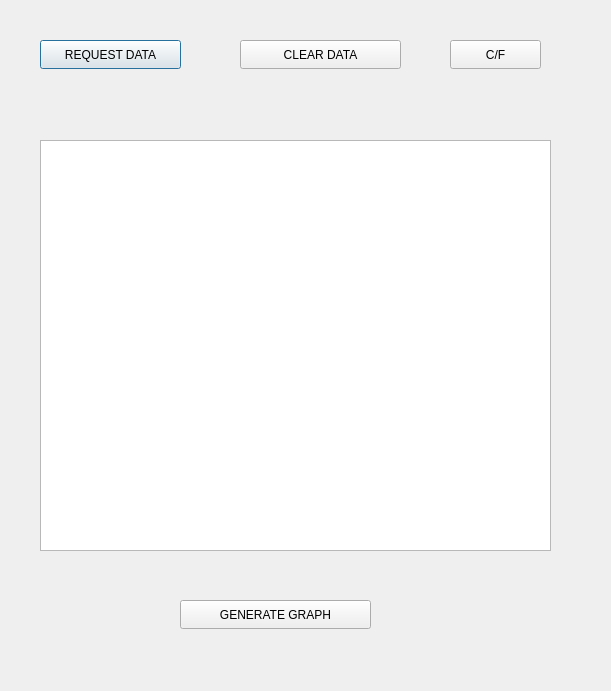
Before: the Qt Designer form DHT_AWS/client_interface/client_mqtt/clientUI.ui in mansetagunj/Embedded-Interface-Design, drawn with Qt 5.
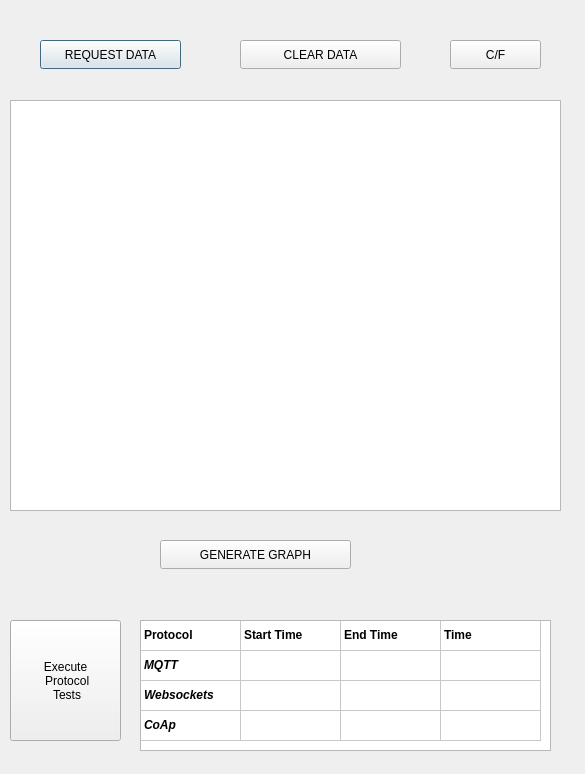
After: the same form once the commit is applied.

Commit message: Adding MQTT client server capability

```diff
--- a/DHT_AWS/client_interface/client_mqtt/clientUI.ui
+++ b/DHT_AWS/client_interface/client_mqtt/clientUI.ui
@@ -6,8 +6,8 @@
    <rect>
     <x>0</x>
     <y>0</y>
-    <width>611</width>
-    <height>691</height>
+    <width>585</width>
+    <height>774</height>
    </rect>
   </property>
   <property name="windowTitle">
@@ -42,8 +42,8 @@
   <widget class="QPushButton" name="gen_graph">
    <property name="geometry">
     <rect>
-     <x>180</x>
-     <y>600</y>
+     <x>160</x>
+     <y>540</y>
      <width>191</width>
      <height>29</height>
     </rect>
@@ -55,9 +55,9 @@
   <widget class="QTextEdit" name="display_values">
    <property name="geometry">
     <rect>
-     <x>40</x>
-     <y>140</y>
-     <width>511</width>
+     <x>10</x>
+     <y>100</y>
+     <width>551</width>
      <height>411</height>
     </rect>
    </property>
@@ -75,6 +75,139 @@
     <string>CLEAR DATA</string>
    </property>
   </widget>
+  <widget class="QPushButton" name="executeProtocolCompButton">
+   <property name="geometry">
+    <rect>
+     <x>10</x>
+     <y>620</y>
+     <width>111</width>
+     <height>121</height>
+    </rect>
+   </property>
+   <property name="font">
+    <font>
+     <kerning>true</kerning>
+    </font>
+   </property>
+   <property name="text">
+    <string>Execute
+ Protocol
+ Tests</string>
+   </property>
+  </widget>
+  <widget class="QTableWidget" name="comparisionTable">
+   <property name="geometry">
+    <rect>
+     <x>140</x>
+     <y>620</y>
+     <width>411</width>
+     <height>131</height>
+    </rect>
+   </property>
+   <property name="rowCount">
+    <number>4</number>
+   </property>
+   <property name="columnCount">
+    <number>4</number>
+   </property>
+   <attribute name="horizontalHeaderVisible">
+    <bool>false</bool>
+   </attribute>
+   <attribute name="horizontalHeaderHighlightSections">
+    <bool>false</bool>
+   </attribute>
+   <attribute name="verticalHeaderVisible">
+    <bool>false</bool>
+   </attribute>
+   <row/>
+   <row/>
+   <row/>
+   <row/>
+   <column/>
+   <column/>
+   <column/>
+   <column/>
+   <item row="0" column="0">
+    <property name="text">
+     <string>Protocol</string>
+    </property>
+    <property name="font">
+     <font>
+      <weight>75</weight>
+      <bold>true</bold>
+     </font>
+    </property>
+   </item>
+   <item row="0" column="1">
+    <property name="text">
+     <string>Start Time</string>
+    </property>
+    <property name="font">
+     <font>
+      <weight>75</weight>
+      <bold>true</bold>
+     </font>
+    </property>
+   </item>
+   <item row="0" column="2">
+    <property name="text">
+     <string>End Time</string>
+    </property>
+    <property name="font">
+     <font>
+      <weight>75</weight>
+      <bold>true</bold>
+     </font>
+    </property>
+   </item>
+   <item row="0" column="3">
+    <property name="text">
+     <string>Time</string>
+    </property>
+    <property name="font">
+     <font>
+      <weight>75</weight>
+      <bold>true</bold>
+     </font>
+    </property>
+   </item>
+   <item row="1" column="0">
+    <property name="text">
+     <string>MQTT</string>
+    </property>
+    <property name="font">
+     <font>
+      <weight>75</weight>
+      <italic>true</italic>
+      <bold>true</bold>
+     </font>
+    </property>
+   </item>
+   <item row="2" column="0">
+    <property name="text">
+     <string>Websockets</string>
+    </property>
+    <property name="font">
+     <font>
+      <weight>75</weight>
+      <italic>true</italic>
+      <bold>true</bold>
+     </font>
+    </property>
+   </item>
+   <item row="3" column="0">
+    <property name="text">
+     <string>CoAp</string>
+    </property>
+    <property name="font">
+     <font>
+      <weight>75</weight>
+      <italic>true</italic>
+      <bold>true</bold>
+     </font>
+    </property>
+   </item>
+  </widget>
  </widget>
  <resources/>
  <connections/>
```
The commit also changes 12 other files.
